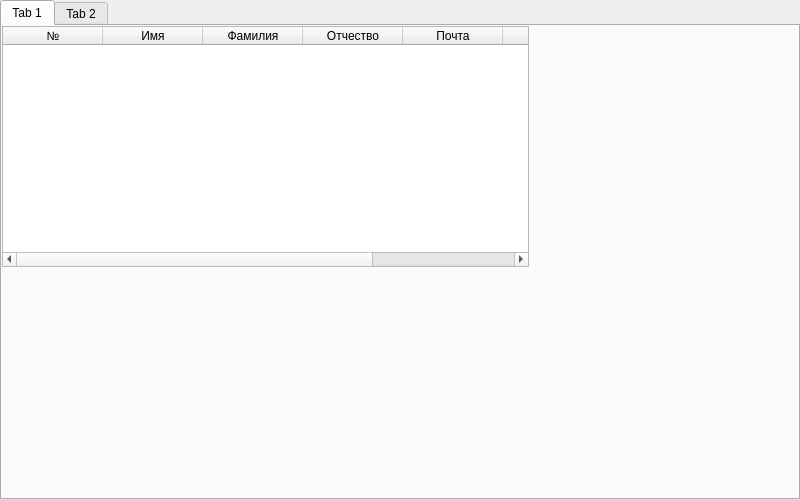
First picture: the form in frontend/ui/adminMenu.ui, repository koccyx/TravelMaster, before the edit.
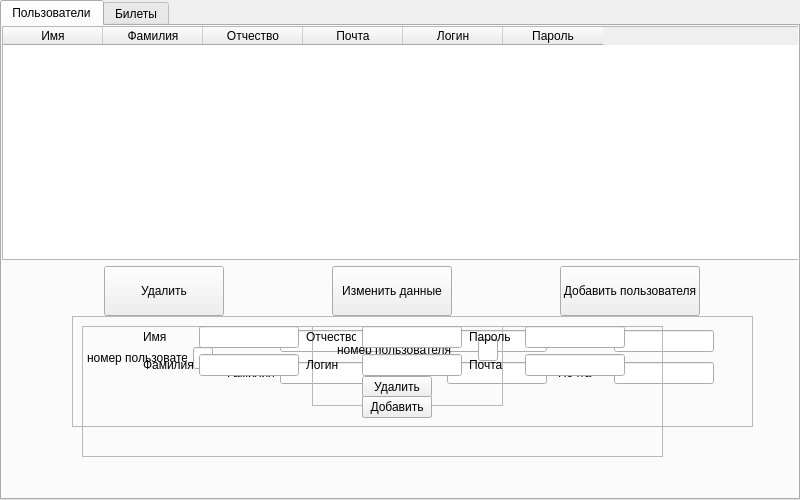
Second picture: the form after the edit.

Commit message: admin panel addition

Patch:
```diff
--- a/frontend/ui/adminMenu.ui
+++ b/frontend/ui/adminMenu.ui
@@ -26,6 +26,9 @@
    <string>Form</string>
   </property>
   <widget class="QTabWidget" name="tabWidget">
+   <property name="enabled">
+    <bool>true</bool>
+   </property>
    <property name="geometry">
     <rect>
      <x>0</x>
@@ -34,59 +37,848 @@
      <height>500</height>
     </rect>
    </property>
+   <property name="minimumSize">
+    <size>
+     <width>800</width>
+     <height>500</height>
+    </size>
+   </property>
+   <property name="maximumSize">
+    <size>
+     <width>800</width>
+     <height>500</height>
+    </size>
+   </property>
+   <property name="currentIndex">
+    <number>0</number>
+   </property>
    <widget class="QWidget" name="tab">
     <attribute name="title">
-     <string>Tab 1</string>
+     <string>Пользователи</string>
     </attribute>
-    <widget class="QTableWidget" name="tableWidget">
+    <widget class="QSplitter" name="splitter">
      <property name="geometry">
       <rect>
        <x>0</x>
        <y>0</y>
-       <width>527</width>
-       <height>241</height>
+       <width>800</width>
+       <height>290</height>
       </rect>
      </property>
-     <column>
-      <property name="text">
-       <string>№</string>
+     <property name="orientation">
+      <enum>Qt::Vertical</enum>
+     </property>
+     <widget class="QWidget" name="layoutWidget">
+      <layout class="QVBoxLayout" name="usersVLayout">
+       <item>
+        <widget class="QTableWidget" name="userTable">
+         <property name="locale">
+          <locale language="Russian" country="Russia"/>
+         </property>
+         <property name="lineWidth">
+          <number>1</number>
+         </property>
+         <property name="editTriggers">
+          <set>QAbstractItemView::NoEditTriggers</set>
+         </property>
+         <property name="sortingEnabled">
+          <bool>false</bool>
+         </property>
+         <property name="wordWrap">
+          <bool>true</bool>
+         </property>
+         <column>
+          <property name="text">
+           <string>Имя</string>
+          </property>
+         </column>
+         <column>
+          <property name="text">
+           <string>Фамилия</string>
+          </property>
+         </column>
+         <column>
+          <property name="text">
+           <string>Отчество</string>
+          </property>
+         </column>
+         <column>
+          <property name="text">
+           <string>Почта</string>
+          </property>
+         </column>
+         <column>
+          <property name="text">
+           <string>Логин</string>
+          </property>
+         </column>
+         <column>
+          <property name="text">
+           <string>Пароль</string>
+          </property>
+         </column>
+        </widget>
+       </item>
+       <item>
+        <layout class="QHBoxLayout" name="horizontalLayout">
+         <item>
+          <widget class="QPushButton" name="deleteButton">
+           <property name="minimumSize">
+            <size>
+             <width>120</width>
+             <height>50</height>
+            </size>
+           </property>
+           <property name="maximumSize">
+            <size>
+             <width>120</width>
+             <height>50</height>
+            </size>
+           </property>
+           <property name="text">
+            <string>Удалить</string>
+           </property>
+          </widget>
+         </item>
+         <item>
+          <widget class="QPushButton" name="changeButton">
+           <property name="minimumSize">
+            <size>
+             <width>120</width>
+             <height>50</height>
+            </size>
+           </property>
+           <property name="maximumSize">
+            <size>
+             <width>120</width>
+             <height>50</height>
+            </size>
+           </property>
+           <property name="text">
+            <string>Изменить данные</string>
+           </property>
+          </widget>
+         </item>
+         <item>
+          <widget class="QPushButton" name="addButton">
+           <property name="minimumSize">
+            <size>
+             <width>120</width>
+             <height>50</height>
+            </size>
+           </property>
+           <property name="maximumSize">
+            <size>
+             <width>140</width>
+             <height>50</height>
+            </size>
+           </property>
+           <property name="text">
+            <string>Добавить пользователя</string>
+           </property>
+          </widget>
+         </item>
+        </layout>
+       </item>
+      </layout>
+     </widget>
+    </widget>
+    <widget class="QFrame" name="changeFrame">
+     <property name="enabled">
+      <bool>true</bool>
+     </property>
+     <property name="geometry">
+      <rect>
+       <x>70</x>
+       <y>290</y>
+       <width>681</width>
+       <height>111</height>
+      </rect>
+     </property>
+     <property name="frameShape">
+      <enum>QFrame::StyledPanel</enum>
+     </property>
+     <property name="frameShadow">
+      <enum>QFrame::Raised</enum>
+     </property>
+     <widget class="QWidget" name="">
+      <property name="geometry">
+       <rect>
+        <x>10</x>
+        <y>10</y>
+        <width>641</width>
+        <height>64</height>
+       </rect>
       </property>
-     </column>
-     <column>
-      <property name="text">
-       <string>Имя</string>
+      <layout class="QHBoxLayout" name="bottomLayout">
+       <item>
+        <layout class="QHBoxLayout" name="horizontalLayout_8">
+         <item>
+          <widget class="QLabel" name="numberLabel">
+           <property name="minimumSize">
+            <size>
+             <width>50</width>
+             <height>0</height>
+            </size>
+           </property>
+           <property name="maximumSize">
+            <size>
+             <width>100</width>
+             <height>16777215</height>
+            </size>
+           </property>
+           <property name="text">
+            <string>номер пользователя</string>
+           </property>
+          </widget>
+         </item>
+         <item>
+          <widget class="QLineEdit" name="number">
+           <property name="minimumSize">
+            <size>
+             <width>20</width>
+             <height>0</height>
+            </size>
+           </property>
+           <property name="maximumSize">
+            <size>
+             <width>20</width>
+             <height>16777215</height>
+            </size>
+           </property>
+          </widget>
+         </item>
+        </layout>
+       </item>
+       <item>
+        <layout class="QVBoxLayout" name="verticalLayout">
+         <item>
+          <layout class="QHBoxLayout" name="horizontalLayout_2">
+           <item>
+            <widget class="QLabel" name="label">
+             <property name="minimumSize">
+              <size>
+               <width>50</width>
+               <height>0</height>
+              </size>
+             </property>
+             <property name="maximumSize">
+              <size>
+               <width>50</width>
+               <height>16777215</height>
+              </size>
+             </property>
+             <property name="text">
+              <string>Имя</string>
+             </property>
+            </widget>
+           </item>
+           <item>
+            <widget class="QLineEdit" name="name">
+             <property name="minimumSize">
+              <size>
+               <width>100</width>
+               <height>0</height>
+              </size>
+             </property>
+             <property name="maximumSize">
+              <size>
+               <width>100</width>
+               <height>16777215</height>
+              </size>
+             </property>
+            </widget>
+           </item>
+          </layout>
+         </item>
+         <item>
+          <layout class="QHBoxLayout" name="horizontalLayout_3">
+           <item>
+            <widget class="QLabel" name="label_2">
+             <property name="minimumSize">
+              <size>
+               <width>50</width>
+               <height>0</height>
+              </size>
+             </property>
+             <property name="maximumSize">
+              <size>
+               <width>50</width>
+               <height>16777215</height>
+              </size>
+             </property>
+             <property name="text">
+              <string>Фамилия</string>
+             </property>
+            </widget>
+           </item>
+           <item>
+            <widget class="QLineEdit" name="lastName">
+             <property name="minimumSize">
+              <size>
+               <width>100</width>
+               <height>0</height>
+              </size>
+             </property>
+             <property name="maximumSize">
+              <size>
+               <width>100</width>
+               <height>16777215</height>
+              </size>
+             </property>
+            </widget>
+           </item>
+          </layout>
+         </item>
+        </layout>
+       </item>
+       <item>
+        <layout class="QVBoxLayout" name="verticalLayout_2">
+         <item>
+          <layout class="QHBoxLayout" name="horizontalLayout_4">
+           <item>
+            <widget class="QLabel" name="label_3">
+             <property name="minimumSize">
+              <size>
+               <width>50</width>
+               <height>0</height>
+              </size>
+             </property>
+             <property name="maximumSize">
+              <size>
+               <width>50</width>
+               <height>16777215</height>
+              </size>
+             </property>
+             <property name="text">
+              <string>Отчество</string>
+             </property>
+            </widget>
+           </item>
+           <item>
+            <widget class="QLineEdit" name="surName">
+             <property name="minimumSize">
+              <size>
+               <width>100</width>
+               <height>0</height>
+              </size>
+             </property>
+             <property name="maximumSize">
+              <size>
+               <width>100</width>
+               <height>16777215</height>
+              </size>
+             </property>
+            </widget>
+           </item>
+          </layout>
+         </item>
+         <item>
+          <layout class="QHBoxLayout" name="horizontalLayout_5">
+           <item>
+            <widget class="QLabel" name="label_4">
+             <property name="minimumSize">
+              <size>
+               <width>50</width>
+               <height>0</height>
+              </size>
+             </property>
+             <property name="maximumSize">
+              <size>
+               <width>50</width>
+               <height>16777215</height>
+              </size>
+             </property>
+             <property name="text">
+              <string>Логин</string>
+             </property>
+            </widget>
+           </item>
+           <item>
+            <widget class="QLineEdit" name="login">
+             <property name="minimumSize">
+              <size>
+               <width>100</width>
+               <height>0</height>
+              </size>
+             </property>
+             <property name="maximumSize">
+              <size>
+               <width>100</width>
+               <height>16777215</height>
+              </size>
+             </property>
+            </widget>
+           </item>
+          </layout>
+         </item>
+        </layout>
+       </item>
+       <item>
+        <layout class="QVBoxLayout" name="verticalLayout_3">
+         <item>
+          <layout class="QHBoxLayout" name="horizontalLayout_6">
+           <item>
+            <widget class="QLabel" name="label_5">
+             <property name="minimumSize">
+              <size>
+               <width>50</width>
+               <height>0</height>
+              </size>
+             </property>
+             <property name="maximumSize">
+              <size>
+               <width>50</width>
+               <height>16777215</height>
+              </size>
+             </property>
+             <property name="text">
+              <string>Пароль</string>
+             </property>
+            </widget>
+           </item>
+           <item>
+            <widget class="QLineEdit" name="password">
+             <property name="minimumSize">
+              <size>
+               <width>100</width>
+               <height>0</height>
+              </size>
+             </property>
+             <property name="maximumSize">
+              <size>
+               <width>100</width>
+               <height>16777215</height>
+              </size>
+             </property>
+            </widget>
+           </item>
+          </layout>
+         </item>
+         <item>
+          <layout class="QHBoxLayout" name="horizontalLayout_7">
+           <item>
+            <widget class="QLabel" name="label_6">
+             <property name="minimumSize">
+              <size>
+               <width>50</width>
+               <height>0</height>
+              </size>
+             </property>
+             <property name="maximumSize">
+              <size>
+               <width>50</width>
+               <height>16777215</height>
+              </size>
+             </property>
+             <property name="text">
+              <string>Почта</string>
+             </property>
+            </widget>
+           </item>
+           <item>
+            <widget class="QLineEdit" name="mail">
+             <property name="minimumSize">
+              <size>
+               <width>100</width>
+               <height>0</height>
+              </size>
+             </property>
+             <property name="maximumSize">
+              <size>
+               <width>100</width>
+               <height>16777215</height>
+              </size>
+             </property>
+            </widget>
+           </item>
+          </layout>
+         </item>
+        </layout>
+       </item>
+      </layout>
+     </widget>
+     <widget class="QPushButton" name="changeFrameButton">
+      <property name="geometry">
+       <rect>
+        <x>290</x>
+        <y>80</y>
+        <width>70</width>
+        <height>22</height>
+       </rect>
       </property>
-     </column>
-     <column>
       <property name="text">
-       <string>Фамилия</string>
+       <string>Изменить</string>
       </property>
-     </column>
-     <column>
-      <property name="text">
-       <string>Отчество</string>
+     </widget>
+    </widget>
+    <widget class="QFrame" name="deleteFrame">
+     <property name="geometry">
+      <rect>
+       <x>310</x>
+       <y>300</y>
+       <width>191</width>
+       <height>80</height>
+      </rect>
+     </property>
+     <property name="frameShape">
+      <enum>QFrame::StyledPanel</enum>
+     </property>
+     <property name="frameShadow">
+      <enum>QFrame::Raised</enum>
+     </property>
+     <widget class="QWidget" name="layoutWidget_6">
+      <property name="geometry">
+       <rect>
+        <x>10</x>
+        <y>0</y>
+        <width>191</width>
+        <height>48</height>
+       </rect>
       </property>
-     </column>
-     <column>
-      <property name="text">
-       <string>Почта</string>
+      <layout class="QHBoxLayout" name="horizontalLayout_9">
+       <item>
+        <widget class="QLabel" name="changeLabel">
+         <property name="minimumSize">
+          <size>
+           <width>120</width>
+           <height>0</height>
+          </size>
+         </property>
+         <property name="maximumSize">
+          <size>
+           <width>120</width>
+           <height>16777215</height>
+          </size>
+         </property>
+         <property name="text">
+          <string>номер пользователя</string>
+         </property>
+        </widget>
+       </item>
+       <item>
+        <widget class="QLineEdit" name="change">
+         <property name="minimumSize">
+          <size>
+           <width>20</width>
+           <height>0</height>
+          </size>
+         </property>
+         <property name="maximumSize">
+          <size>
+           <width>20</width>
+           <height>16777215</height>
+          </size>
+         </property>
+        </widget>
+       </item>
+      </layout>
+     </widget>
+     <widget class="QPushButton" name="deleteFrameButton">
+      <property name="geometry">
+       <rect>
+        <x>50</x>
+        <y>50</y>
+        <width>70</width>
+        <height>22</height>
+       </rect>
       </property>
-     </column>
-     <column>
       <property name="text">
-       <string>Логин</string>
+       <string>Удалить</string>
       </property>
-     </column>
-     <column>
+     </widget>
+    </widget>
+    <widget class="QFrame" name="addFrame">
+     <property name="geometry">
+      <rect>
+       <x>80</x>
+       <y>300</y>
+       <width>581</width>
+       <height>131</height>
+      </rect>
+     </property>
+     <property name="frameShape">
+      <enum>QFrame::StyledPanel</enum>
+     </property>
+     <property name="frameShadow">
+      <enum>QFrame::Raised</enum>
+     </property>
+     <widget class="QWidget" name="">
+      <property name="geometry">
+       <rect>
+        <x>60</x>
+        <y>0</y>
+        <width>484</width>
+        <height>50</height>
+       </rect>
+      </property>
+      <layout class="QHBoxLayout" name="horizontalLayout_16">
+       <item>
+        <layout class="QVBoxLayout" name="verticalLayout_6">
+         <item>
+          <layout class="QHBoxLayout" name="horizontalLayout_14">
+           <item>
+            <widget class="QLabel" name="label_11">
+             <property name="minimumSize">
+              <size>
+               <width>50</width>
+               <height>0</height>
+              </size>
+             </property>
+             <property name="maximumSize">
+              <size>
+               <width>50</width>
+               <height>16777215</height>
+              </size>
+             </property>
+             <property name="text">
+              <string>Имя</string>
+             </property>
+            </widget>
+           </item>
+           <item>
+            <widget class="QLineEdit" name="addName">
+             <property name="minimumSize">
+              <size>
+               <width>100</width>
+               <height>0</height>
+              </size>
+             </property>
+             <property name="maximumSize">
+              <size>
+               <width>100</width>
+               <height>16777215</height>
+              </size>
+             </property>
+            </widget>
+           </item>
+          </layout>
+         </item>
+         <item>
+          <layout class="QHBoxLayout" name="horizontalLayout_15">
+           <item>
+            <widget class="QLabel" name="label_12">
+             <property name="minimumSize">
+              <size>
+               <width>50</width>
+               <height>0</height>
+              </size>
+             </property>
+             <property name="maximumSize">
+              <size>
+               <width>50</width>
+               <height>16777215</height>
+              </size>
+             </property>
+             <property name="text">
+              <string>Фамилия</string>
+             </property>
+            </widget>
+           </item>
+           <item>
+            <widget class="QLineEdit" name="addsecondName">
+             <property name="minimumSize">
+              <size>
+               <width>100</width>
+               <height>0</height>
+              </size>
+             </property>
+             <property name="maximumSize">
+              <size>
+               <width>100</width>
+               <height>16777215</height>
+              </size>
+             </property>
+            </widget>
+           </item>
+          </layout>
+         </item>
+        </layout>
+       </item>
+       <item>
+        <layout class="QVBoxLayout" name="verticalLayout_5">
+         <item>
+          <layout class="QHBoxLayout" name="horizontalLayout_12">
+           <item>
+            <widget class="QLabel" name="label_9">
+             <property name="minimumSize">
+              <size>
+               <width>50</width>
+               <height>0</height>
+              </size>
+             </property>
+             <property name="maximumSize">
+              <size>
+               <width>50</width>
+               <height>16777215</height>
+              </size>
+             </property>
+             <property name="text">
+              <string>Отчество</string>
+             </property>
+            </widget>
+           </item>
+           <item>
+            <widget class="QLineEdit" name="addSurName">
+             <property name="minimumSize">
+              <size>
+               <width>100</width>
+               <height>0</height>
+              </size>
+             </property>
+             <property name="maximumSize">
+              <size>
+               <width>100</width>
+               <height>16777215</height>
+              </size>
+             </property>
+            </widget>
+           </item>
+          </layout>
+         </item>
+         <item>
+          <layout class="QHBoxLayout" name="horizontalLayout_13">
+           <item>
+            <widget class="QLabel" name="label_10">
+             <property name="minimumSize">
+              <size>
+               <width>50</width>
+               <height>0</height>
+              </size>
+             </property>
+             <property name="maximumSize">
+              <size>
+               <width>50</width>
+               <height>16777215</height>
+              </size>
+             </property>
+             <property name="text">
+              <string>Логин</string>
+             </property>
+            </widget>
+           </item>
+           <item>
+            <widget class="QLineEdit" name="addLogin">
+             <property name="minimumSize">
+              <size>
+               <width>100</width>
+               <height>0</height>
+              </size>
+             </property>
+             <property name="maximumSize">
+              <size>
+               <width>100</width>
+               <height>16777215</height>
+              </size>
+             </property>
+            </widget>
+           </item>
+          </layout>
+         </item>
+        </layout>
+       </item>
+       <item>
+        <layout class="QVBoxLayout" name="verticalLayout_4">
+         <item>
+          <layout class="QHBoxLayout" name="horizontalLayout_10">
+           <item>
+            <widget class="QLabel" name="label_7">
+             <property name="minimumSize">
+              <size>
+               <width>50</width>
+               <height>0</height>
+              </size>
+             </property>
+             <property name="maximumSize">
+              <size>
+               <width>50</width>
+               <height>16777215</height>
+              </size>
+             </property>
+             <property name="text">
+              <string>Пароль</string>
+             </property>
+            </widget>
+           </item>
+           <item>
+            <widget class="QLineEdit" name="addPassword">
+             <property name="minimumSize">
+              <size>
+               <width>100</width>
+               <height>0</height>
+              </size>
+             </property>
+             <property name="maximumSize">
+              <size>
+               <width>100</width>
+               <height>16777215</height>
+              </size>
+             </property>
+            </widget>
+           </item>
+          </layout>
+         </item>
+         <item>
+          <layout class="QHBoxLayout" name="horizontalLayout_11">
+           <item>
+            <widget class="QLabel" name="label_8">
+             <property name="minimumSize">
+              <size>
+               <width>50</width>
+               <height>0</height>
+              </size>
+             </property>
+             <property name="maximumSize">
+              <size>
+               <width>50</width>
+               <height>16777215</height>
+              </size>
+             </property>
+             <property name="text">
+              <string>Почта</string>
+             </property>
+            </widget>
+           </item>
+           <item>
+            <widget class="QLineEdit" name="addMail">
+             <property name="minimumSize">
+              <size>
+               <width>100</width>
+               <height>0</height>
+              </size>
+             </property>
+             <property name="maximumSize">
+              <size>
+               <width>100</width>
+               <height>16777215</height>
+              </size>
+             </property>
+            </widget>
+           </item>
+          </layout>
+         </item>
+        </layout>
+       </item>
+      </layout>
+     </widget>
+     <widget class="QPushButton" name="addFrameButton">
+      <property name="geometry">
+       <rect>
+        <x>280</x>
+        <y>70</y>
+        <width>70</width>
+        <height>22</height>
+       </rect>
+      </property>
       <property name="text">
-       <string>Пароль</string>
+       <string>Добавить</string>
       </property>
-     </column>
+     </widget>
     </widget>
    </widget>
    <widget class="QWidget" name="tab_2">
     <attribute name="title">
-     <string>Tab 2</string>
+     <string>Билеты</string>
     </attribute>
    </widget>
   </widget>
```
Left out of the diff: 2 changed lines with no effect on the pictures. The commit also changes 11 other files.
